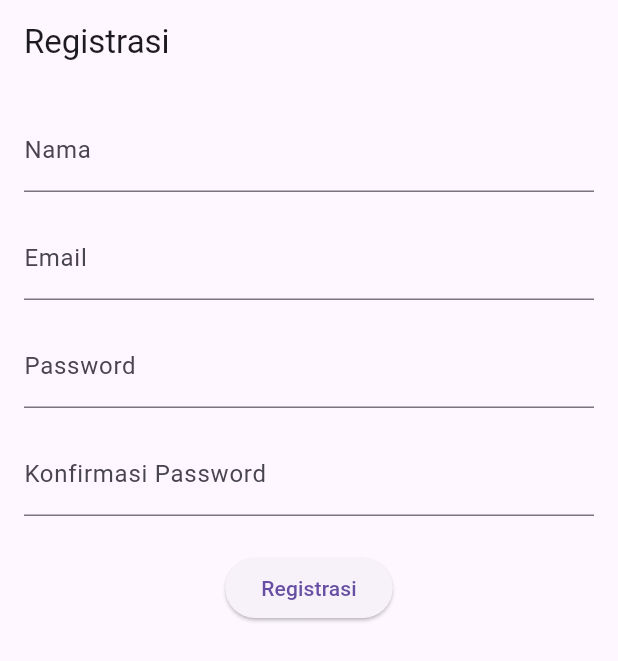
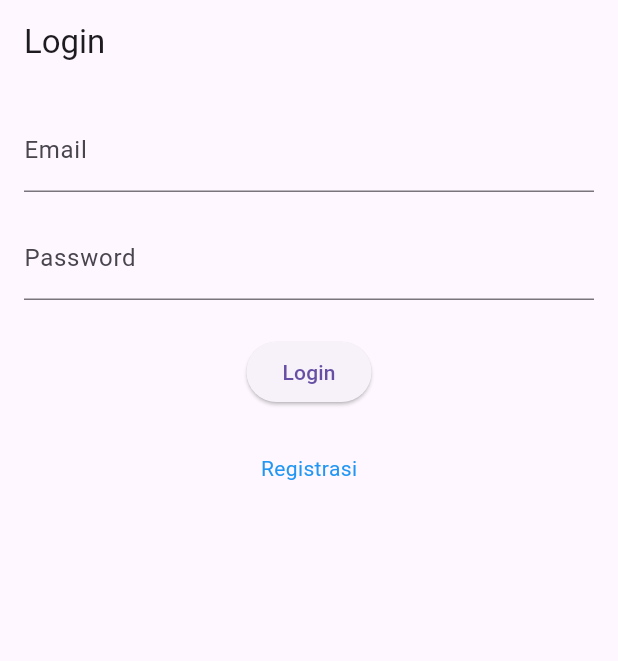
Before and after one commit to Kimhsta/toko-api, a Flutter app: the screen it shows after launch, on a phone screen of 412 x 824 dp. Shown: the top 661 px of the screen. Run offline on Flutter 3.47's test engine with Material 3 defaults, Android fonts, the phone set to English and light mode, and no system bars.

```diff
--- a/frontend_flutter/lib/main.dart
+++ b/frontend_flutter/lib/main.dart
@@ -1,5 +1,6 @@
 import 'package:flutter/material.dart';
-import 'package:frontend_flutter/ui/registrasi_page.dart';
+// import 'package:frontend_flutter/ui/registrasi_page.dart';
+import 'package:frontend_flutter/ui/login_page.dart';
 
 void main() {
   runApp(const MyApp());
@@ -13,7 +14,7 @@ class MyApp extends StatelessWidget {
     return const MaterialApp(
       title: 'Toko Kita',
       debugShowCheckedModeBanner: false,
-      home: RegistrasiPage(),
+      home: LoginPage(),
     );
   }
 }
```
